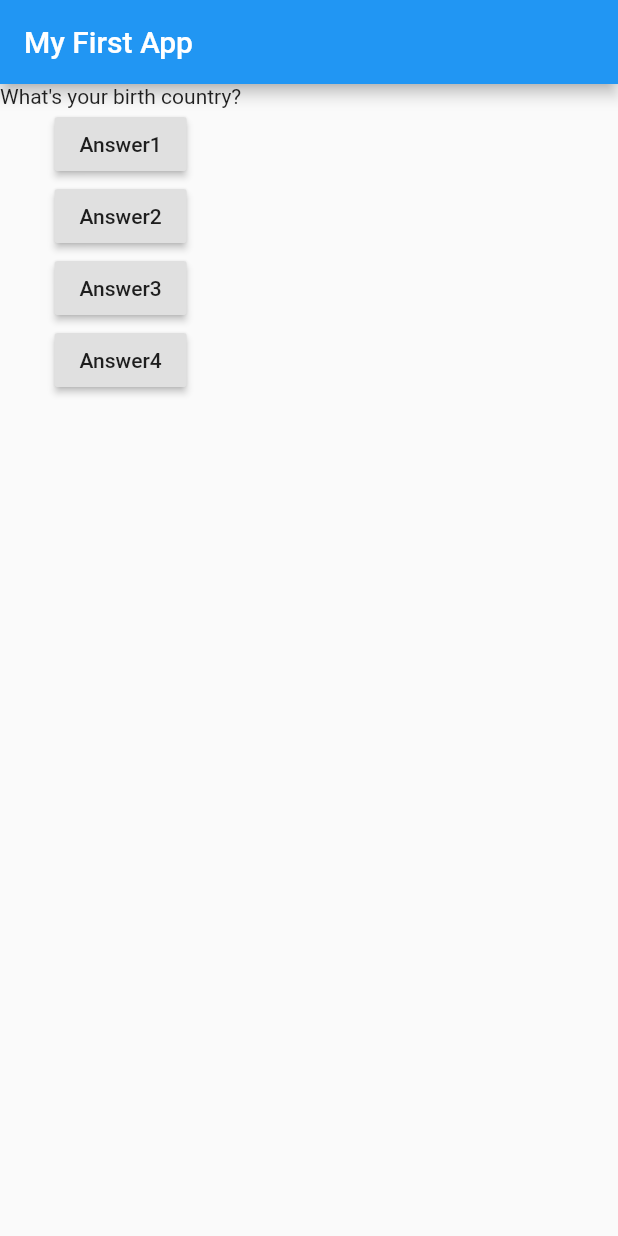
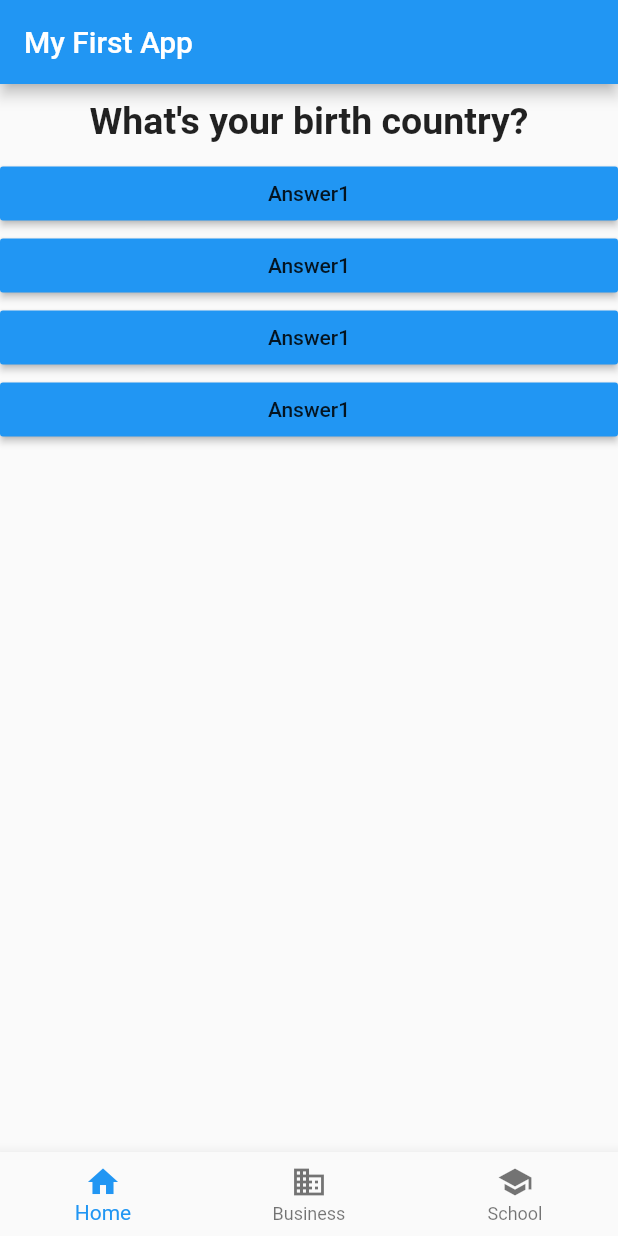
Before and after one commit to ksmuthuus/proj-flutter, a Flutter app: the screen it shows after launch, after a tap on "Answer1", on a phone screen of 412 x 824 dp. Run offline on Flutter 3.47's test engine with Material 2 defaults, Android fonts, the phone set to English and light mode, and no system bars.

Commit message:
widget for question and qnswer

```diff
--- /dev/null
+++ b/starter_app/lib/answer.dart
@@ -0,0 +1,19 @@
+import 'package:flutter/material.dart';
+
+class Answer extends StatelessWidget {
+
+  final Function eventHandler;
+  Answer(this.eventHandler);
+
+  @override
+  Widget build(BuildContext context) {
+    return Container(
+      width: double.infinity,
+      child: RaisedButton(
+              color: Colors.blue,
+              child: Text('Answer1'),
+              onPressed: this.eventHandler,
+              ),
+            );
+  }
+}
--- a/starter_app/lib/main.dart
+++ b/starter_app/lib/main.dart
@@ -1,29 +1,36 @@
 import 'package:flutter/material.dart';
+import 'package:starter_app/answer.dart';
+
+import './question.dart';
+import './answer.dart';
 
 void main() => runApp(MyApp());
 
 class MyApp extends StatefulWidget {
   @override
   State<StatefulWidget> createState() {
-    // TODO: implement createState
-    return MyAppState();
+    return _MyAppState();
   }
 }
 
-class MyAppState extends State<MyApp> {
-  var questions = [
+class _MyAppState extends State<MyApp> {
+  var _questions = [
     'What\'s your favourite color?',
     'What\'s your birth country?',
     'Choose the best option to define yourself',
   ];
 
-  int questionIndex = 0;
+  int _questionIndex = 0;
 
-  onAnswered() {
+  _onAnswered() {
     setState(() {
-      questionIndex = questionIndex + 1;
+       _questionIndex = _questionIndex + 1;
+      if(_questionIndex >= _questions.length){
+        _questionIndex = 0;
+      }
+
     });
-    print(questionIndex);
+    print(_questionIndex);
   }
 
   @override
@@ -35,99 +42,30 @@ class MyAppState extends State<MyApp> {
         ),
         body: Column(
           children: [
-            Text(questions[questionIndex]),
-            RaisedButton(child: Text('Answer1'), onPressed: onAnswered),
-            RaisedButton(child: Text('Answer2'), onPressed: onAnswered),
-            RaisedButton(child: Text('Answer3'), onPressed: onAnswered),
-            RaisedButton(child: Text('Answer4'), onPressed: onAnswered),
+            Question(_questions[_questionIndex]),
+            Answer(_onAnswered),
+            Answer(_onAnswered),
+            Answer(_onAnswered),
+            Answer(_onAnswered),
           ],
         ),
+        bottomNavigationBar: BottomNavigationBar(
+      items: const <BottomNavigationBarItem>[
+        BottomNavigationBarItem(
+          icon: Icon(Icons.home),
+          title: Text('Home'),
+        ),
+        BottomNavigationBarItem(
+          icon: Icon(Icons.business),
+          title: Text('Business'),
+        ),
+        BottomNavigationBarItem(
+          icon: Icon(Icons.school),
+          title: Text('School'),
+        ),
+      ],
+    )
       ),
     );
   }
 }
-
-class MyHomePage extends StatefulWidget {
-  MyHomePage({Key key, this.title}) : super(key: key);
-
-  // This widget is the home page of your application. It is stateful, meaning
-  // that it has a State object (defined below) that contains fields that affect
-  // how it looks.
-
-  // This class is the configuration for the state. It holds the values (in this
-  // case the title) provided by the parent (in this case the App widget) and
-  // used by the build method of the State. Fields in a Widget subclass are
-  // always marked "final".
-
-  final String title;
-
-  @override
-  _MyHomePageState createState() => _MyHomePageState();
-}
-
-class _MyHomePageState extends State<MyHomePage> {
-  int _counter = 0;
-
-  void _incrementCounter() {
-    setState(() {
-      // This call to setState tells the Flutter framework that something has
-      // changed in this State, which causes it to rerun the build method below
-      // so that the display can reflect the updated values. If we changed
-      // _counter without calling setState(), then the build method would not be
-      // called again, and so nothing would appear to happen.
-      _counter = _counter + 2;
-    });
-  }
-
-  @override
-  Widget build(BuildContext context) {
-    // This method is rerun every time setState is called, for instance as done
-    // by the _incrementCounter method above.
-    //
-    // The Flutter framework has been optimized to make rerunning build methods
-    // fast, so that you can just rebuild anything that needs updating rather
-    // than having to individually change instances of widgets.
-    return Scaffold(
-      appBar: AppBar(
-        // Here we take the value from the MyHomePage object that was created by
-        // the App.build method, and use it to set our appbar title.
-        title: Text(widget.title),
-      ),
-      body: Center(
-        // Center is a layout widget. It takes a single child and positions it
-        // in the middle of the parent.
-        child: Column(
-          // Column is also a layout widget. It takes a list of children and
-          // arranges them vertically. By default, it sizes itself to fit its
-          // children horizontally, and tries to be as tall as its parent.
-          //
-          // Invoke "debug painting" (press "p" in the console, choose the
-          // "Toggle Debug Paint" action from the Flutter Inspector in Android
-          // Studio, or the "Toggle Debug Paint" command in Visual Studio Code)
-          // to see the wireframe for each widget.
-          //
-          // Column has various properties to control how it sizes itself and
-          // how it positions its children. Here we use mainAxisAlignment to
-          // center the children vertically; the main axis here is the vertical
-          // axis because Columns are vertical (the cross axis would be
-          // horizontal).
-          mainAxisAlignment: MainAxisAlignment.center,
-          children: <Widget>[
-            Text(
-              'You have pushed the button this many times:',
-            ),
-            Text(
-              '$_counter',
-              style: Theme.of(context).textTheme.display1,
-            ),
-          ],
-        ),
-      ),
-      floatingActionButton: FloatingActionButton(
-        onPressed: _incrementCounter,
-        tooltip: 'Increment',
-        child: Icon(Icons.add),
-      ), // This trailing comma makes auto-formatting nicer for build methods.
-    );
-  }
-}
--- /dev/null
+++ b/starter_app/lib/question.dart
@@ -0,0 +1,21 @@
+import 'package:flutter/material.dart';
+
+class Question extends StatelessWidget {
+
+  final String questionText;
+
+  Question(this.questionText);
+
+  @override
+  Widget build(BuildContext context) {
+    return Container(
+      width: double.infinity,
+      margin: EdgeInsets.all(10),
+      child: Text(
+        questionText,
+        style: TextStyle(fontSize: 25, fontWeight: FontWeight.bold),
+        textAlign: TextAlign.center,
+        )
+      );
+    }
+}
```
